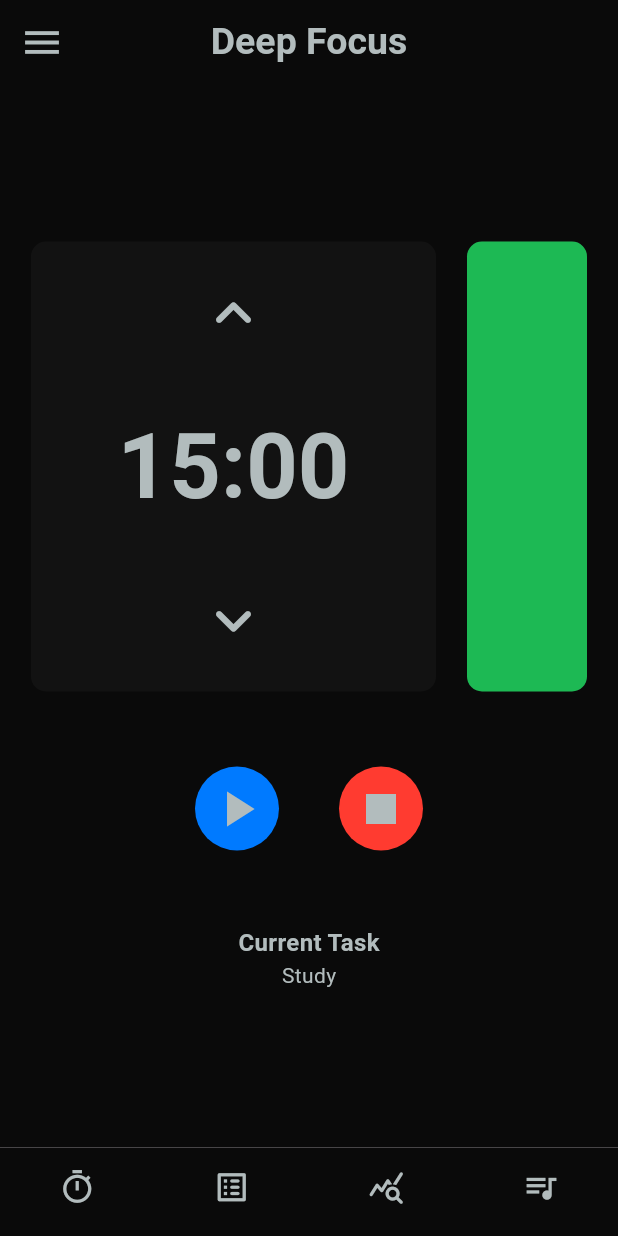
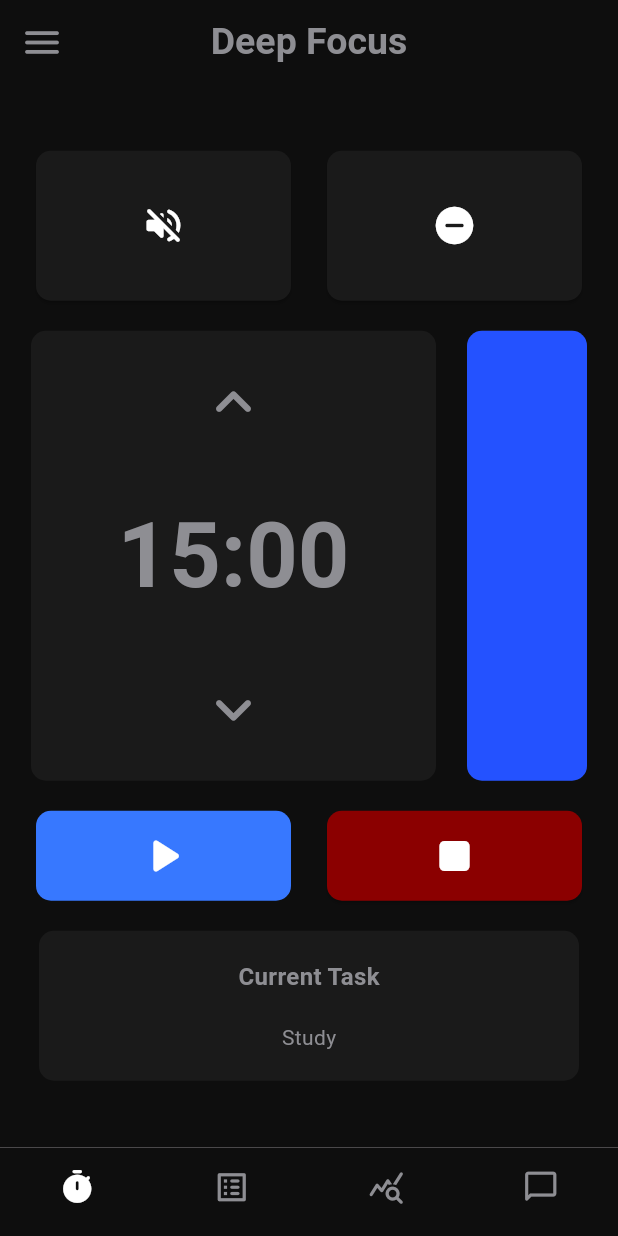
Before and after one commit to aDiThYa-808/Deep-Focus-Orchestrator-app, a Flutter app: the screen it shows after launch, on a phone screen of 412 x 824 dp. Run offline on Flutter 3.47's test engine with Material 3 defaults, Android fonts, the phone set to English and light mode, and no system bars.

Commit message:
Updated Bottom Navigation Bar

```diff
--- a/app_frontend/lib/bars/Bottom_Nav_Bar.dart
+++ b/app_frontend/lib/bars/Bottom_Nav_Bar.dart
@@ -1,7 +1,15 @@
+import 'package:app_frontend/screens/home_screen.dart';
+import 'package:app_frontend/screens/sessions_screen.dart';
 import 'package:flutter/material.dart';
 
 class BottomNavBar extends StatefulWidget {
-  const BottomNavBar({super.key});
+  final int selectedIndex;
+  final ValueChanged<int> onItemTapped;
+  const BottomNavBar({
+    Key? key,
+    required this.selectedIndex,
+    required this.onItemTapped,
+  }) : super(key: key);
 
   @override
   State<BottomNavBar> createState() => _BottomNavBarState();
@@ -10,49 +18,44 @@ class BottomNavBar extends StatefulWidget {
 class _BottomNavBarState extends State<BottomNavBar> {
   @override
   Widget build(BuildContext context) {
-    return BottomNavigationBar(
+    return Theme(
+      data: Theme.of(context).copyWith(
+        splashFactory: NoSplash.splashFactory,
+        highlightColor: Colors.transparent,
+        //splashColor: Colors.transparent,
+      ),
+
+      child: BottomNavigationBar(
+        currentIndex: widget.selectedIndex,
+        onTap: widget.onItemTapped,
         type: BottomNavigationBarType.fixed,
         elevation: 0,
-      backgroundColor: Color(0xFF0A0A0A),
-
+        backgroundColor: Color(0xFF0E0E0E),
+        selectedItemColor: Color(0xFFFFFFFF),
+        unselectedItemColor: Color(0xFF8E8E93),
         showSelectedLabels: false,
         showUnselectedLabels: false,
+
         items: const [
-
           BottomNavigationBarItem(
-          icon: Icon(
-            Icons.timer_outlined,
-            color: Color(0xFFB2BCBD),
-            size: 25
-            ),
+            icon: Icon(Icons.timer_rounded, size: 25),
             label: 'Home',
           ),
           BottomNavigationBarItem(
-          icon: Icon(
-            Icons.list_alt_rounded,
-            color: Color(0xFFB2BCBD),
-            size: 25,
-          ),
+            icon: Icon(Icons.list_alt_rounded, size: 25),
             label: 'Tasks',
           ),
           BottomNavigationBarItem(
-          icon: Icon(
-            Icons.query_stats_rounded,
-            color: Color(0xFFB2BCBD),
-            size: 25,
-          ),
+            icon: Icon(Icons.query_stats_rounded, size: 25),
             label: 'Profile',
           ),
 
           BottomNavigationBarItem(
-          icon: Icon(
-            Icons.queue_music_outlined,
-            color: Color(0xFFB2BCBD),
-            size: 25,
-          ),
+            icon: Icon(Icons.chat_bubble_outline_rounded, size: 25),
             label: 'Profile',
           ),
         ],
+      ),
     );
   }
 }
--- a/app_frontend/lib/bars/Top_Nav_Bar.dart
+++ b/app_frontend/lib/bars/Top_Nav_Bar.dart
@@ -9,22 +9,22 @@ class TopNav extends StatelessWidget implements PreferredSizeWidget {
   @override
   Widget build(BuildContext context) {
     return AppBar(
-      backgroundColor: Color(0xFF0A0A0A),
+      backgroundColor: Color(0xFF0E0E0E),
       title: const Text(
         'Deep Focus',
         style: TextStyle(
           fontSize: 25,
           fontWeight: FontWeight.bold,
-          color: Color(0xFFB2BCBD),
+          color: Color(0xFF8E8E93),
         ),
       ),
       centerTitle: true,
       leading: IconButton(
-          onPressed: () {},
-          icon: Icon(Icons.menu),
-          color: Color(0xFFB2BCBD),
-          iconSize: 30,
-        ),
+        onPressed: () {},
+        icon: Icon(Icons.menu_rounded),
+        color: Color(0xFF8E8E93),
+        iconSize: 30,
+      ),
     );
   }
 }
--- a/app_frontend/lib/main.dart
+++ b/app_frontend/lib/main.dart
@@ -1,4 +1,9 @@
+import "package:app_frontend/bars/bottom_nav_bar.dart";
+import "package:app_frontend/bars/top_nav_bar.dart";
+import "package:app_frontend/screens/chat_screen.dart";
 import "package:app_frontend/screens/home_screen.dart";
+import "package:app_frontend/screens/sessions_screen.dart";
+import "package:app_frontend/screens/stats_screen.dart";
 import "package:flutter/material.dart";
 
 void main() {
@@ -13,13 +18,35 @@ class MyApp extends StatefulWidget {
 }
 
 class _MyAppState extends State<MyApp> {
+  int selectedIndex = 0;
+
+  final List<Widget> Pages = [
+    HomeScreen(),
+    SessionsScreen(),
+    StatsScreen(),
+    ChatScreen(),
+  ];
+
+  void _onItemTapped(int index) {
+    setState(() {
+      selectedIndex = index;
+    });
+  }
+
   @override
   Widget build(BuildContext context) {
-
     return MaterialApp(
       debugShowCheckedModeBanner: false,
-      home: HomeScreen()
+      home: Scaffold(
+        appBar: TopNav(),
 
+        body: Pages[selectedIndex],
+
+        bottomNavigationBar: BottomNavBar(
+          selectedIndex: selectedIndex,
+          onItemTapped: _onItemTapped,
+        ),
+      ),
     );
   }
 }
--- /dev/null
+++ b/app_frontend/lib/screens/chat_screen.dart
@@ -0,0 +1,15 @@
+import 'package:flutter/material.dart';
+
+class ChatScreen extends StatefulWidget {
+  const ChatScreen({super.key});
+
+  @override
+  State<ChatScreen> createState() => _ChatScreenState();
+}
+
+class _ChatScreenState extends State<ChatScreen> {
+  @override
+  Widget build(BuildContext context) {
+    return const Placeholder();
+  }
+}
--- a/app_frontend/lib/screens/home_screen.dart
+++ b/app_frontend/lib/screens/home_screen.dart
@@ -13,21 +13,12 @@ class HomeScreen extends StatefulWidget {
 class _HomeScreenState extends State<HomeScreen> {
   @override
   Widget build(BuildContext context) {
-    return Scaffold(
-      appBar: const TopNav(),
-
-      body: Container(
-        decoration: BoxDecoration(
-          color: Color(0xFF0A0A0A),
-
-        ),
-        child: Column(
-          mainAxisAlignment: MainAxisAlignment.center,
-          children: [MainTimer()],
-        ),
+    return Container(
+      decoration: BoxDecoration(color: Color(0xFF0E0E0E)),
+      child: Column(
+        mainAxisAlignment: MainAxisAlignment.spaceEvenly,
+        children: [MainTimer()],
       ),
-
-      bottomNavigationBar: BottomNavBar(),
     );
   }
 }
--- /dev/null
+++ b/app_frontend/lib/screens/sessions_screen.dart
@@ -0,0 +1,15 @@
+import 'package:flutter/material.dart';
+
+class SessionsScreen extends StatefulWidget {
+  const SessionsScreen({super.key});
+
+  @override
+  State<SessionsScreen> createState() => _SessionsScreenState();
+}
+
+class _SessionsScreenState extends State<SessionsScreen> {
+  @override
+  Widget build(BuildContext context) {
+    return const Placeholder();
+  }
+}
--- /dev/null
+++ b/app_frontend/lib/screens/stats_screen.dart
@@ -0,0 +1,15 @@
+import 'package:flutter/material.dart';
+
+class StatsScreen extends StatefulWidget {
+  const StatsScreen({super.key});
+
+  @override
+  State<StatsScreen> createState() => _StatsScreenState();
+}
+
+class _StatsScreenState extends State<StatsScreen> {
+  @override
+  Widget build(BuildContext context) {
+    return const Placeholder();
+  }
+}
--- a/app_frontend/lib/widgets/timer.dart
+++ b/app_frontend/lib/widgets/timer.dart
@@ -89,21 +89,61 @@ class _MainTimerState extends State<MainTimer> {
   @override
   Widget build(BuildContext context) {
     return Column(
-      mainAxisAlignment: MainAxisAlignment.center,
+      mainAxisAlignment: MainAxisAlignment.spaceEvenly,
+
       children: [
+        Row(
+          mainAxisAlignment: MainAxisAlignment.spaceEvenly,
+          children: [
+            ElevatedButton(
+              onPressed: () {},
+              style: ElevatedButton.styleFrom(
+                splashFactory: NoSplash.splashFactory,
+                minimumSize: Size(170, 100),
+                backgroundColor: Color(0xFF1A1A1A),
+                shape: RoundedRectangleBorder(
+                  borderRadius: BorderRadius.all(Radius.circular(10)),
+                ),
+              ),
+              child: Icon(
+                Icons.volume_off_rounded,
+                size: 30,
+                color: Color(0xFFFFFFFF),
+              ),
+            ),
+
+            ElevatedButton(
+              onPressed: () {},
+              style: ElevatedButton.styleFrom(
+                splashFactory: NoSplash.splashFactory,
+                minimumSize: Size(170, 100),
+                backgroundColor: Color(0xFF1A1A1A),
+                shape: RoundedRectangleBorder(
+                  borderRadius: BorderRadius.all(Radius.circular(10)),
+                ),
+              ),
+              child: Icon(
+                Icons.do_not_disturb_on_rounded,
+                size: 30,
+                color: Color(0xFFFFFFFF),
+              ),
+            ),
+          ],
+        ),
+
+        SizedBox(height: 20),
 
         //Timer and Progress Bar:
         Row(
           mainAxisAlignment: MainAxisAlignment.spaceEvenly,
           children: [
-
             //The Timer along with arrow buttons:
             Container(
               width: 270,
               height: 300,
               decoration: BoxDecoration(
-                color: Color(0xFF121212),
-                borderRadius: BorderRadius.all(Radius.circular(10))
+                color: Color(0xFF1A1A1A),
+                borderRadius: BorderRadius.all(Radius.circular(10)),
               ),
               child: Column(
                 mainAxisAlignment: MainAxisAlignment.spaceEvenly,
@@ -114,10 +154,13 @@ class _MainTimerState extends State<MainTimer> {
                       onPressed: () {
                         decreaseTime();
                       },
+                      style: IconButton.styleFrom(
+                        splashFactory: NoSplash.splashFactory,
+                      ),
                       icon: Icon(
                         Icons.keyboard_arrow_up_rounded,
                         size: 50,
-                        color: Color(0xFFB2BCBD),
+                        color: Color(0xFF8E8E93),
                       ),
                     ),
 
@@ -128,7 +171,7 @@ class _MainTimerState extends State<MainTimer> {
                     style: TextStyle(
                       fontSize: isRunning ? 80 : 60,
                       fontWeight: FontWeight.bold,
-                      color: isRunning ? Colors.white : Color(0xFFB2BCBD),
+                      color: isRunning ? Colors.white : Color(0xFF8E8E93),
                     ),
 
                     child: Text(formatTime(secondsLeft)),
@@ -141,112 +184,136 @@ class _MainTimerState extends State<MainTimer> {
                       onPressed: () {
                         increaseTime();
                       },
+                      style: IconButton.styleFrom(
+                        splashFactory: NoSplash.splashFactory,
+                      ),
                       icon: Icon(
                         Icons.keyboard_arrow_down_rounded,
                         size: 50,
-                        color: Color(0xFFB2BCBD),
+                        color: Color(0xFF8E8E93),
                       ),
                     ),
                 ],
               ),
             ),
 
+            //Rotated Linear progress bar:
             Container(
               height: 300,
               width: 80,
               decoration: BoxDecoration(
-                color: Color(0xFF121212),
-                borderRadius: BorderRadius.all(Radius.circular(10))
+                color: Color(0xFF1A1A1A),
+                borderRadius: BorderRadius.all(Radius.circular(10)),
               ),
               child: RotatedBox(
                 quarterTurns: -1,
                 child: LinearProgressIndicator(
-                  value: secondsLeft/totalTime,
+                  value: secondsLeft / totalTime,
                   backgroundColor: Colors.transparent,
-                  valueColor: AlwaysStoppedAnimation<Color>(Color(0xFF1DB954 )),
+                  valueColor: AlwaysStoppedAnimation<Color>(Color(0xFF2452FF)),
                   borderRadius: BorderRadius.all(Radius.circular(10)),
                   minHeight: 300,
-
                 ),
               ),
-            )
-
+            ),
           ],
         ),
 
-
-        const SizedBox(height: 50),
+        SizedBox(height: 20),
 
         //Start,Pause and Stop buttons:
         Row(
-          mainAxisAlignment: MainAxisAlignment.center,
+          mainAxisAlignment: MainAxisAlignment.spaceEvenly,
           children: [
             AnimatedSwitcher(
               duration: Duration(milliseconds: 200),
               child:
                   isRunning
-                      ? IconButton(
+                      ? ElevatedButton(
                         onPressed: () {
                           pauseTimer();
                         },
-                        style: IconButton.styleFrom(
+                        style: ElevatedButton.styleFrom(
+                          minimumSize: Size(170, 60),
                           splashFactory: NoSplash.splashFactory,
-                          backgroundColor: Color(0xFF2C2C2E),
+                          backgroundColor: Color(0xFF1A1A1A),
+                          elevation: 0,
+                          shape: RoundedRectangleBorder(
+                            borderRadius: BorderRadius.all(Radius.circular(10)),
                           ),
-                        icon: const Icon(
-                          Icons.pause,
-                          color: Color(0xFFB2BCBD),
+                        ),
+                        child: const Icon(
+                          Icons.pause_rounded,
+                          color: Color(0xFFFFFFFF),
                           size: 40,
                         ),
                       )
-                      : IconButton(
+                      : ElevatedButton(
                         onPressed: () {
                           startTimer();
                         },
-                        style: IconButton.styleFrom(
+                        style: ElevatedButton.styleFrom(
+                          elevation: 0,
+                          minimumSize: Size(170, 60),
                           splashFactory: NoSplash.splashFactory,
-
-                          backgroundColor: Color(0xFF007AFF),
+                          backgroundColor: Color(0xFF3778FF),
+                          shape: RoundedRectangleBorder(
+                            borderRadius: BorderRadius.all(Radius.circular(10)),
                           ),
-                        icon: const Icon(
-                          Icons.play_arrow,
-                          color: Color(0xFFB2BCBD),
+                        ),
+                        child: const Icon(
+                          Icons.play_arrow_rounded,
+                          color: Color(0xFFFFFFFF),
                           size: 40,
                         ),
                       ),
             ),
 
-            const SizedBox(width: 40),
-
-            IconButton(
+            ElevatedButton(
               onPressed: () {
                 stopTimer();
               },
-              style: IconButton.styleFrom(
+              style: ElevatedButton.styleFrom(
+                minimumSize: Size(170, 60),
                 splashFactory: NoSplash.splashFactory,
-                backgroundColor: Color(0xFFFF3B30),
+                backgroundColor: Color(0xFF8B0000),
+                shape: RoundedRectangleBorder(
+                  borderRadius: BorderRadius.all(Radius.circular(10)),
                 ),
-              icon: const Icon(Icons.stop, color: Color(0xFFB2BCBD), size: 40),
+              ),
+              child: const Icon(
+                Icons.stop_rounded,
+                color: Color(0xFFFFFFFF),
+                size: 40,
+              ),
             ),
           ],
         ),
 
-        const SizedBox(height: 50),
+        const SizedBox(height: 20),
 
         //Current task display
-        Column(
-          mainAxisAlignment: MainAxisAlignment.center,
+        Container(
+          width: 360,
+          height: 100,
+          decoration: BoxDecoration(
+            borderRadius: BorderRadius.all(Radius.circular(10)),
+            color: Color(0xFF1A1A1A),
+          ),
+          child: Column(
+            mainAxisAlignment: MainAxisAlignment.spaceEvenly,
             children: [
               const Text(
                 "Current Task",
                 style: TextStyle(
                   fontSize: 16,
                   fontWeight: FontWeight.bold,
-                color: Color(0xFFB2BCBD),
+                  color: Color(0xFF8E8E93),
                 ),
               ),
-            const Text("Study", style: TextStyle(color: Color(0xFFB2BCBD))),
+              const Text("Study", style: TextStyle(color: Color(0xFF8E8E93))),
             ],
+          ),
         ),
       ],
     );
```
Lines whose indentation alone changed are shown as unchanged.
